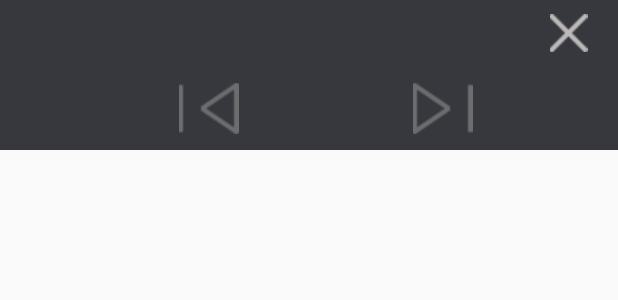
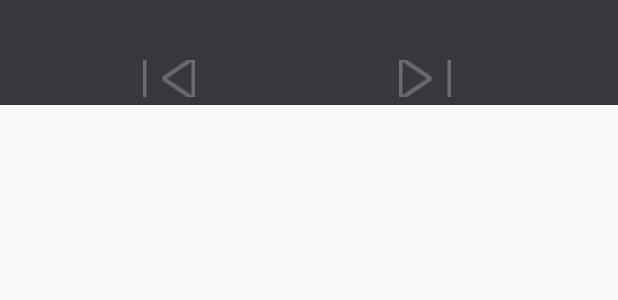
Before and after one commit to entertoo/MusicPlayer, an Android app: the layout customnotice.xml on its own in the app's theme, with its tools: preview values and no code run, on a phone screen of 412 x 824 dp. Shown: the top 300 px of the screen. Run offline under Robolectric (Android 15) with nearby library versions, the phone set to English and light mode, and no system bars.

```diff
--- a/app/src/main/java/com/example/musicplayer/service/MusicService.java
+++ b/app/src/main/java/com/example/musicplayer/service/MusicService.java
@@ -43,6 +43,7 @@ public class MusicService extends Service implements MediaPlayer.OnErrorListener
     public static int playMode = 2;//1.单曲循环 2.列表循环 0.随机播放
     private Timer mTimer;
     private Random mRandom = new Random();
+    public static int prv_position;
 
     @Override
     public void onCreate() {
@@ -133,6 +134,7 @@ public class MusicService extends Service implements MediaPlayer.OnErrorListener
             @Override
             public void run() {
                 try {
+                    if (isPlaying){
                         //1.准备好的时候.告诉activity,当前歌曲的总时长
                         int currentPosition = mPlayer.getCurrentPosition();
                         int totalDuration = mPlayer.getDuration();
@@ -142,6 +144,7 @@ public class MusicService extends Service implements MediaPlayer.OnErrorListener
                         msg.arg2 = totalDuration;
                         //2.发送消息
                         mMessenger.send(msg);
+                    }
                 } catch (RemoteException e) {
                     e.printStackTrace();
                 }
@@ -232,6 +235,7 @@ public class MusicService extends Service implements MediaPlayer.OnErrorListener
                     break;
                 case Constants.ACTION_NEXT:
                     //下一首
+                    prv_position = mPosition;
                     isPlaying = true;
                     if (playMode % 3 == 1) {//1.单曲循环
                         play(mPosition);
@@ -249,6 +253,7 @@ public class MusicService extends Service implements MediaPlayer.OnErrorListener
                     break;
                 case Constants.ACTION_PRV:
                     //上一首
+                    prv_position = mPosition;
                     isPlaying = true;
                     if (playMode % 3 == 1) {//1.单曲循环
                         play(mPosition);
--- a/app/src/main/res/layout/customnotice.xml
+++ b/app/src/main/res/layout/customnotice.xml
@@ -2,33 +2,28 @@
 <LinearLayout xmlns:android="http://schemas.android.com/apk/res/android"
               android:id="@+id/notice"
               android:layout_width="match_parent"
-              android:layout_height="100dp"
+              android:layout_height="70dp"
               android:background="#37383D"
               android:orientation="horizontal">
 
     <ImageView
         android:id="@+id/widget_album"
-        android:layout_width="100dp"
-        android:layout_height="match_parent"
+        android:layout_width="70dp"
+        android:layout_height="70dp"
         android:contentDescription="这是专辑图片"/>
 
     <LinearLayout
         android:layout_width="match_parent"
-        android:layout_height="100dp"
+        android:layout_height="70dp"
         android:orientation="vertical">
 
         <LinearLayout
             android:layout_width="match_parent"
-            android:layout_height="50dp"
-            android:orientation="vertical"
+            android:layout_height="40dp"
+            android:orientation="horizontal"
             android:paddingLeft="9dp"
             android:paddingRight="9dp"
             android:paddingTop="9dp">
-
-            <LinearLayout
-                android:layout_width="match_parent"
-                android:layout_height="25dp"
-                android:orientation="horizontal">
 
             <TextView
                 android:id="@+id/widget_title"
@@ -36,60 +31,51 @@
                 android:layout_height="wrap_content"
                 android:layout_weight="1"
                 android:ellipsize="end"
-                    android:singleLine="true"
                 android:textColor="#ffffff"
                 android:textSize="16sp"/>
 
-                <ImageView
-                    android:id="@+id/widget_close"
-                    android:layout_width="wrap_content"
-                    android:layout_height="wrap_content"
-                    android:layout_gravity="center_vertical"
-                    android:layout_marginRight="10dp"
-                    android:src="@drawable/global_close"/>
-            </LinearLayout>
-
             <TextView
                 android:id="@+id/widget_artist"
-                android:layout_width="wrap_content"
+                android:layout_width="0dp"
                 android:layout_height="wrap_content"
+                android:layout_weight="1"
                 android:ellipsize="end"
-                android:singleLine="true"
                 android:textColor="#A0A0A0"
                 android:textSize="10sp"/>
+
         </LinearLayout>
 
         <LinearLayout
             android:layout_width="match_parent"
-            android:layout_height="50dp"
+            android:layout_height="30dp"
             android:gravity="center"
             android:orientation="horizontal"
             android:paddingBottom="5dp">
 
             <ImageView
                 android:id="@+id/widget_prev"
-                android:layout_width="0dp"
-                android:layout_height="wrap_content"
+                android:layout_width="30dp"
+                android:layout_height="30dp"
                 android:layout_weight="1"
                 android:src="@drawable/widget_prev"/>
 
             <ImageView
                 android:id="@+id/widget_play"
-                android:layout_width="0dp"
-                android:layout_height="wrap_content"
+                android:layout_width="30dp"
+                android:layout_height="30dp"
                 android:layout_weight="1"/>
 
             <ImageView
                 android:id="@+id/widget_next"
-                android:layout_width="0dp"
-                android:layout_height="wrap_content"
+                android:layout_width="30dp"
+                android:layout_height="30dp"
                 android:layout_weight="1"
                 android:src="@drawable/widget_next"/>
 
             <ImageView
                 android:id="@+id/widget_n"
-                android:layout_width="0dp"
-                android:layout_height="wrap_content"
+                android:layout_width="30dp"
+                android:layout_height="30dp"
                 android:layout_weight="1"/>
         </LinearLayout>
     </LinearLayout>
--- a/app/src/main/res/layout/left.xml
+++ b/app/src/main/res/layout/left.xml
@@ -5,7 +5,8 @@
     android:layout_width="210dp"
     android:layout_height="match_parent"
     android:background="@drawable/menu_bg"
+    android:cacheColorHint="@android:color/transparent"
     android:fastScrollEnabled="true"
-    android:cacheColorHint="@android:color/transparent">
+    android:fitsSystemWindows="true">
 
 </ListView>
--- /dev/null
+++ b/app/src/main/res/values-v21/styles.xml
@@ -0,0 +1,14 @@
+<?xml version="1.0" encoding="utf-8"?>
+<resources>
+    <style name="AppTheme" parent="Theme.AppCompat.Light.NoActionBar">
+        <!-- Customize your theme here. -->
+        <item name="colorPrimary">@color/colorPrimary</item>
+        <item name="colorPrimaryDark">@color/colorPrimaryDark</item>
+        <item name="colorAccent">@color/colorAccent</item>
+
+    </style>
+
+    <style name="TranslucentTheme" parent="AppTheme">
+
+    </style>
+</resources>
--- a/app/src/main/res/values/colors.xml
+++ b/app/src/main/res/values/colors.xml
@@ -4,4 +4,5 @@
     <color name="colorPrimaryDark">#303F9F</color>
     <color name="colorAccent">#FF4081</color>
     <color name="colorNormal">#abbbbb</color>
+    <color name="coloBGNormal">#25272d</color>
 </resources>
--- a/app/src/main/res/values/strings.xml
+++ b/app/src/main/res/values/strings.xml
@@ -1,5 +1,5 @@
 <resources>
-    <string name="app_name">MusicPlayer</string>
+    <string name="app_name">真好听</string>
 
     <color name="tab_pressed">#33ffffff</color>
 </resources>
--- a/app/src/main/res/values/styles.xml
+++ b/app/src/main/res/values/styles.xml
@@ -8,9 +8,9 @@
         <item name="colorAccent">@color/colorAccent</item>
     </style>
 
-    <style name="MyFullScreen" parent="AppTheme">
+    <style name="TranslucentTheme" parent="AppTheme">
+        <item name="windowActionBar">false</item>
         <item name="windowNoTitle">true</item>
-        <item name="windowActionBar">false</item>
     </style>
 
     <style name="tab_style">
```
Also changed, not shown: app/src/main/AndroidManifest.xml (+6 -3 lines), app/src/main/java/com/example/musicplayer/MainActivity.java (+15 -5 lines), app/src/main/java/com/example/musicplayer/utils/StatusBarUtils.java (added, +43 -0 lines), app/src/main/res/layout/activity_main.xml (+7 -5 lines), app/src/main/res/layout/content.xml (+9 -9 lines), musicview/src/main/java/com/example/musicview/MusicPlayerView.java (+26 -28 lines), app/src/main/res/mipmap-hdpi/ic_launcher.png (deleted), app/src/main/res/mipmap-mdpi/ic_launcher.png (deleted), app/src/main/res/mipmap-xhdpi/ic_launcher.png (deleted), app/src/main/res/mipmap-xxhdpi/ic_launcher.png (deleted), app/src/main/res/mipmap-xxxhdpi/ic_launcher.jpg (added), app/src/main/res/mipmap-xxxhdpi/ic_launcher.png (deleted). Lines whose indentation alone changed are shown as unchanged.
